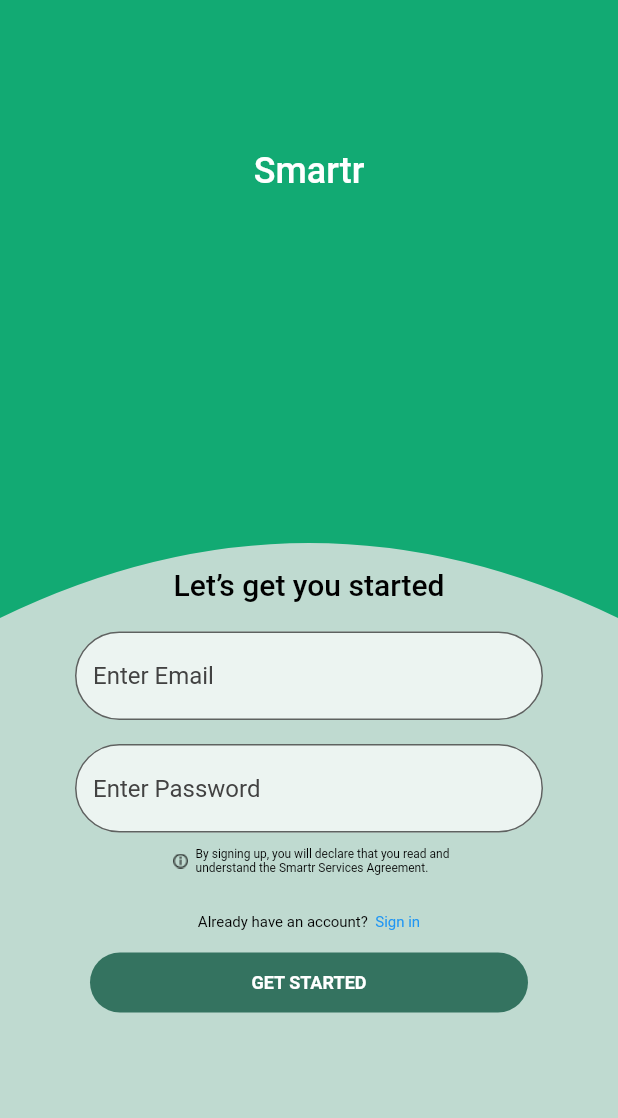
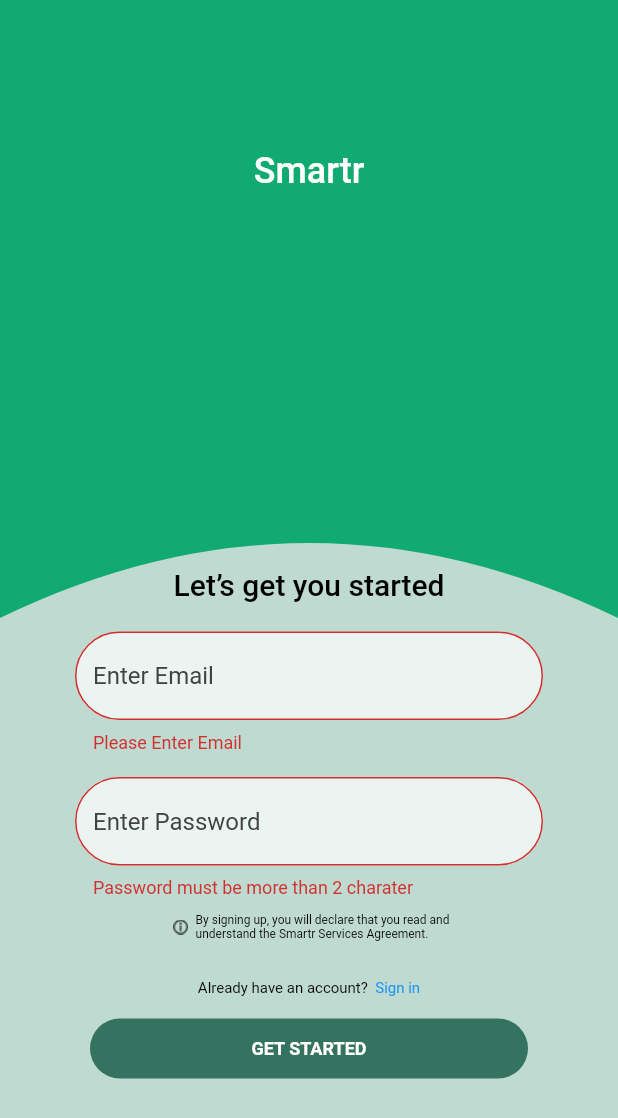
Before and after one commit to mayurpatil2991997/celloip_app, a Flutter app: the LoginScreen screen opened by its route, after a tap on "GET STARTED", on a phone screen of 412 x 824 dp. Shown: the top 1118 px of the screen. Run offline on Flutter 3.47's test engine with Material 2 defaults, Android fonts, the phone set to English and light mode, and no system bars; Roboto replaces fonts that are missing (Montserrat).

Commit message:
Added login API call

```diff
--- /dev/null
+++ b/lib/base_url/common_base_url.dart
@@ -0,0 +1,3 @@
+class BaseUrl {
+ static String LoginUrl = "https://reqres.in/api";
+}
--- a/lib/main.dart
+++ b/lib/main.dart
@@ -4,11 +4,11 @@
 import 'package:flutter/material.dart';
 
 void main() {
-  runApp(const MyApp());
+  runApp( MyApp());
 }
 
 class MyApp extends StatelessWidget {
-  const MyApp({super.key});
+  // const MyApp({super.key});
 
   @override
   Widget build(BuildContext context) {
--- /dev/null
+++ b/lib/model/login/login_model.dart
@@ -0,0 +1,15 @@
+class LoginModel {
+  String token;
+
+  LoginModel({this.token});
+
+  LoginModel.fromJson(Map<String, dynamic> json) {
+    token = json['token'];
+  }
+
+  Map<String, dynamic> toJson() {
+    final Map<String, dynamic> data = new Map<String, dynamic>();
+    data['token'] = this.token;
+    return data;
+  }
+}
--- a/lib/screens/home/home_screen.dart
+++ b/lib/screens/home/home_screen.dart
@@ -3,7 +3,7 @@
 import 'package:flutter/material.dart';
 
 class HomeScreen extends StatefulWidget {
-  const HomeScreen({Key? key}) : super(key: key);
+  const HomeScreen({Key key}) : super(key: key);
 
   @override
   _HomeScreenState createState() => _HomeScreenState();
--- a/lib/screens/login/login_screen.dart
+++ b/lib/screens/login/login_screen.dart
@@ -1,14 +1,68 @@
+import 'dart:convert';
+
+import 'package:celloip_task/base_url/common_base_url.dart';
+import 'package:celloip_task/core/routes.dart';
+import 'package:celloip_task/model/login/login_model.dart';
+import 'package:celloip_task/screens/home/home_screen.dart';
 import 'package:celloip_task/widgets/button/button_widget.dart';
 import 'package:flutter/material.dart';
+import 'package:http/http.dart' as http;
 
 class LoginScreen extends StatefulWidget {
-  const LoginScreen({Key? key}) : super(key: key);
+  const LoginScreen({Key key}) : super(key: key);
 
   @override
   _LoginScreenState createState() => _LoginScreenState();
 }
 
 class _LoginScreenState extends State<LoginScreen> {
+  TextEditingController emailController = TextEditingController();
+  TextEditingController passwordController = TextEditingController();
+  bool isLoading = false;
+  final _formKey = GlobalKey<FormState>();
+
+  Future<LoginModel> login(
+      String email, String password, BuildContext context) async {
+    try {
+
+      final response = await http.post(
+        Uri.parse('${BaseUrl.LoginUrl}/login'),
+        headers: <String, String>{
+          'Content-Type': 'application/json; charset=UTF-8',
+        },
+        body: jsonEncode(<String, dynamic>{
+          'email': email,
+          'password': password,
+        }),
+      );
+
+      if (response.statusCode == 200) {
+        var responseJson = json.decode(response.body);
+        print("LoginREsponseeee $responseJson");
+        if (responseJson['token'] != null) {
+          setState(() {
+            isLoading = false;
+          });
+          ScaffoldMessenger.of(context).showSnackBar(SnackBar(
+              content: Text("Logged in successfully")));
+          Navigator.pushReplacementNamed(context, CTRoutes.home);
+        }
+      } else {
+        setState(() {
+          isLoading = false;
+        });
+//        ScaffoldMessenger.of(context).showSnackBar(
+//            SnackBar(content: Text("Invalid email or password")));
+      }
+    } catch (e) {
+      print("CatchLogin $e");
+      setState(() {
+        isLoading = false;
+      });
+      ScaffoldMessenger.of(context)
+          .showSnackBar(SnackBar(content: Text("Invalid email or password")));
+    }
+  }
   @override
   Widget build(BuildContext context) {
     double width = MediaQuery.of(context).size.width;
@@ -16,6 +70,8 @@
     return Scaffold(
       backgroundColor: Color.fromRGBO(191, 218, 208, 1),
       body: SingleChildScrollView(
+        child: Form(
+          key: _formKey,
           child: Stack(
             children: [
               CustomPaint(
@@ -53,35 +109,11 @@
                   SizedBox(
                     height: 20,
                   ),
-                Padding(
-                  padding: const EdgeInsets.symmetric(horizontal: 50.0),
-                  child: TextField(
-                    decoration: InputDecoration(
-                        border: OutlineInputBorder(
-                          borderRadius: BorderRadius.circular(30.0),
-                        ),
-                        filled: true,
-                        hintStyle: TextStyle(color: Colors.grey[800]),
-                        hintText: "Enter Email",
-                        fillColor: Colors.white70),
-                  ),
-                ),
+                  emailWidget(),
                   SizedBox(
                     height: 16,
                   ),
-                Padding(
-                  padding: const EdgeInsets.symmetric(horizontal: 50.0),
-                  child: TextField(
-                    decoration: InputDecoration(
-                        border: OutlineInputBorder(
-                          borderRadius: BorderRadius.circular(30.0),
-                        ),
-                        filled: true,
-                        hintStyle: TextStyle(color: Colors.grey[800]),
-                        hintText: "Enter Password",
-                        fillColor: Colors.white70),
-                  ),
-                ),
+                  passwordWidget(),
                   const SizedBox(
                     height: 10.0,
                   ),
@@ -146,7 +178,18 @@
                   ),
                   ButtonWidget(
                     text: "GET STARTED",
-                  onTap: () {},
+                    onTap: () async {
+                      if (_formKey.currentState.validate()) {
+                      } else if (!_formKey.currentState.validate()) {
+                        return;
+                      } else {
+                        return null;
+                      }
+                      setState(() {
+                        login(emailController.text, passwordController.text, context);
+                        isLoading = true;
+                      });
+                    },
                     colorText: Color.fromRGBO(255, 255, 255, 1),
                     colorContainer: Color.fromRGBO(19, 91, 70, 0.81),
                   )
@@ -155,51 +198,63 @@
             ],
           ),
         ),
+      ),
+    );
+  }
+  Widget emailWidget() {
+    Pattern pattern =
+        r'^(([^<>()[\]\\.,;:\s@\"]+(\.[^<>()[\]\\.,;:\s@\"]+)*)|(\".+\"))@((\[[0-9]{1,3}\.[0-9]{1,3}\.[0-9]{1,3}\.[0-9]{1,3}\])|(([a-zA-Z\-0-9]+\.)+[a-zA-Z]{2,}))$';
+    RegExp regex = RegExp(pattern);
+    return Padding(
+      padding: const EdgeInsets.symmetric(horizontal: 50.0),
+      child: TextFormField(
+        controller: emailController,
+        validator: (value) {
+          if (value.isEmpty) {
+            return "Please Enter Email";
+          } else if (!(regex.hasMatch(value))) {
+            return "Please Enter Valid Email";
+          }
+          return null;
+        },
+        decoration: InputDecoration(
+            border: OutlineInputBorder(
+              borderRadius: BorderRadius.circular(30.0),
+            ),
+            filled: true,
+            hintStyle: TextStyle(color: Colors.grey[800]),
+            hintText: "Enter Email",
+            fillColor: Colors.white70),
+      ),
+    );
+  }
+  Widget passwordWidget() {
+    return Padding(
+      padding: const EdgeInsets.symmetric(horizontal: 50.0),
+      child: TextFormField(
+        controller: passwordController,
+        validator: (value) {
+          if (value == null) {
+            return 'Please Enter Password';
+          } else if (value.length < 3) {
+            return 'Password must be more than 2 charater';
+          } else if (value.length > 16) {
+            return 'Password must be less than 16 charater';
+          }
+          return null;
+        },
+        decoration: InputDecoration(
+            border: OutlineInputBorder(
+              borderRadius: BorderRadius.circular(30.0),
+            ),
+            filled: true,
+            hintStyle: TextStyle(color: Colors.grey[800]),
+            hintText: "Enter Password",
+            fillColor: Colors.white70),
+      ),
     );
   }
 }
-
-// class ProfileScreen extends StatelessWidget {
-//   @override
-//   Widget build(BuildContext context) {
-//     double width = MediaQuery.of(context).size.width;
-//     double height = MediaQuery.of(context).size.height;
-//     return SafeArea(
-//       child: Scaffold(
-//         body: Stack(
-//           // alignment: Alignment.center,
-//           children: [
-//             CustomPaint(
-//               child: Container(
-//                 width: width * 1,
-//                 height: height * 1,
-//               ),
-//               painter: CurvePainter(),
-//             ),
-//             Column(
-//               crossAxisAlignment: CrossAxisAlignment.center,
-//               children: [
-//                 Padding(
-//                   padding: const EdgeInsets.all(20.0),
-//                   child: Text(
-//                     'Profile',
-//                     style: TextStyle(
-//                       fontSize: 35.0,
-//                       letterSpacing: 1.5,
-//                       color: Colors.white,
-//                       fontWeight: FontWeight.w600,
-//
-//                     ),
-//                   ),
-//                 ),
-//               ],
-//             ),
-//           ],
-//         ),
-//       ),
-//     );
-//   }
-// }
 
 class CurvePainter extends CustomPainter {
   @override
--- a/lib/widgets/button/button_widget.dart
+++ b/lib/widgets/button/button_widget.dart
@@ -5,7 +5,7 @@
   final VoidCallback  onTap;
   final Color colorContainer;
   final Color colorText;
-  const ButtonWidget({Key? key, required this.text, required this.onTap, required this.colorContainer, required this.colorText}) : super(key: key);
+  const ButtonWidget({Key key,  this.text,  this.onTap,  this.colorContainer,  this.colorText}) : super(key: key);
 
   @override
   Widget build(BuildContext context) {
--- a/pubspec.yaml
+++ b/pubspec.yaml
@@ -5,11 +5,12 @@
 version: 1.0.0+1
 
 environment:
-  sdk: '>=2.19.0-146.2.beta <3.0.0'
+  sdk: ">=2.7.0 <3.0.0"
 
 dependencies:
   flutter:
     sdk: flutter
+  http: ^0.13.3
   cupertino_icons: ^1.0.2
 
 dev_dependencies:
```
Also changed, not shown: pubspec.lock. Lines whose indentation alone changed are shown as unchanged.
